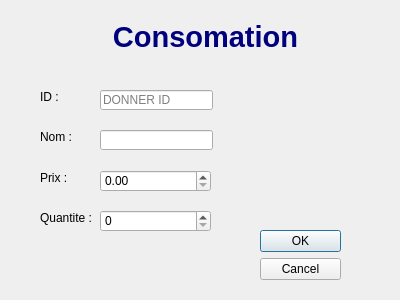
Qt form integration_f/add_consomation.ui (SeifEddineAmara/smart-cinema-2A4) before a commit.
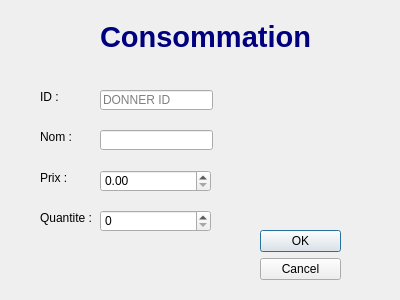
The same form after that commit. Icons and pictures are not drawn.

What changed in the file:
```diff
--- a/integration_f/add_consomation.ui
+++ b/integration_f/add_consomation.ui
@@ -117,7 +117,7 @@
     </rect>
    </property>
    <property name="text">
-    <string>&lt;html&gt;&lt;head/&gt;&lt;body&gt;&lt;p align=&quot;center&quot;&gt;&lt;span style=&quot; font-size:22pt; font-weight:600; color:#00007f;&quot;&gt;Consomation&lt;/span&gt;&lt;/p&gt;&lt;/body&gt;&lt;/html&gt;</string>
+    <string>&lt;html&gt;&lt;head/&gt;&lt;body&gt;&lt;p align=&quot;center&quot;&gt;&lt;span style=&quot; font-size:22pt; font-weight:600; color:#00007f;&quot;&gt;Consommation&lt;/span&gt;&lt;/p&gt;&lt;/body&gt;&lt;/html&gt;</string>
    </property>
   </widget>
   <widget class="QLineEdit" name="nom_cons">
```
